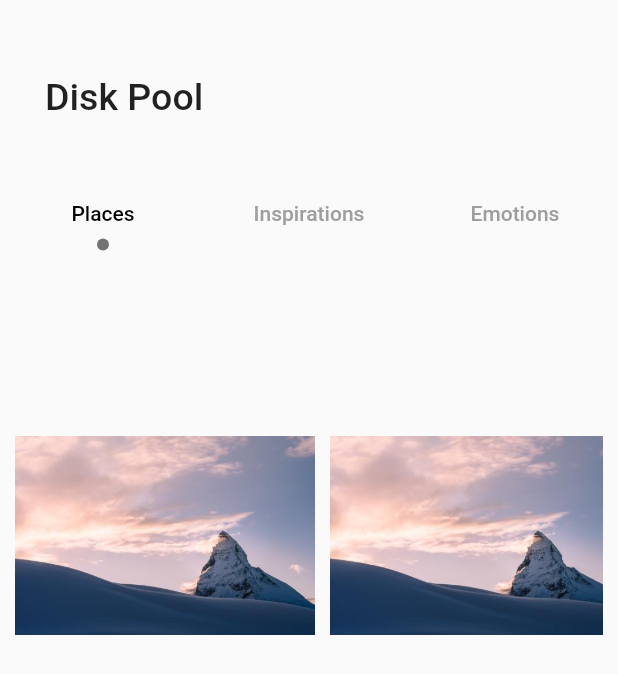
After one commit to Wahed08/CustomUI, a Flutter app: the DiskPoolScreen screen opened directly, on a phone screen of 412 x 824 dp. The commit adds this screen. Shown: the top 674 px of the screen. Run offline on Flutter 3.47's test engine with Material 2 defaults, Android fonts, the phone set to English and light mode, and no system bars; our stand-ins replace carousel_slider, connectivity, firebase_auth, firebase_core, font_awesome_flutter, google_sign_in; missing offline and left inert: flutter_facebook_login; accounts and stored records are empty.

Commit message:
bottom sheet disc

```diff
--- /dev/null
+++ b/testBottomSheet/lib/task/DiskPool.dart
@@ -0,0 +1,149 @@
+import 'package:flutter/material.dart';
+
+class DiskPoolScreen extends StatefulWidget {
+  const DiskPoolScreen({Key? key}) : super(key: key);
+
+  @override
+  _DiskPoolScreenState createState() => _DiskPoolScreenState();
+}
+
+class _DiskPoolScreenState extends State<DiskPoolScreen> with SingleTickerProviderStateMixin{
+
+  List images = [
+      "image.jpg",
+      "image.jpg",
+      "image.jpg"
+  ];
+
+  @override
+  Widget build(BuildContext context) {
+    TabController _tabcontroller = TabController(length: 3, vsync: this);
+    return Scaffold(
+      body: Container(
+        child: Column(
+          children: [
+            Padding(
+              padding: const EdgeInsets.only(left: 30,top: 50),
+              child: Align(
+                alignment: Alignment.centerLeft,
+                child: Container(
+                  child:Text("Disk Pool", style: TextStyle(fontSize: 25, fontWeight: FontWeight.w500),),
+                ),
+              ),
+            ),
+            SizedBox(height: 40,),
+            Container(
+              margin: EdgeInsets.only(bottom: 10),
+                child: Align(
+                  alignment: Alignment.centerLeft,
+                  child: TabBar(
+                    labelColor: Colors.black,
+                    // isScrollable: true,
+                    labelPadding:EdgeInsets.only(left: 20, right: 20),
+                    unselectedLabelColor: Colors.grey,
+                    indicator: CircleIndicator(color: Colors.black54, radius: 4),
+                    controller: _tabcontroller,
+                              tabs: [
+                  Tab(text: "Places",),
+                  Tab(text: "Inspirations",),
+                  Tab(text: "Emotions",)
+                              ],
+                            ),
+                )),
+            Container(
+              margin: EdgeInsets.only(left: 10, right: 10),
+              width: double.maxFinite,
+              height: 350,
+              child: TabBarView(
+                controller: _tabcontroller,
+                children: [
+                ListView.builder(
+                  scrollDirection: Axis.horizontal,
+                  itemCount: 3,
+                  itemBuilder: (_, index){
+                  return Container(
+                    height: 300,
+                    width: 200,
+                    margin: EdgeInsets.only(right: 10, top: 10),
+                    decoration: BoxDecoration(
+                      // borderRadius: BorderRadius.circular(20),
+                      image: DecorationImage(
+                        image: AssetImage(
+                          "asset/"+images[index]
+                        )
+                      )
+                    ),
+                  );
+                }),
+                    ListView.builder(
+                  itemCount: 3,
+                  itemBuilder: (_, index){
+                  return Container(
+                    height: 300,
+                    width: 200,
+                    decoration: BoxDecoration(
+                      // borderRadius: BorderRadius.circular(20),
+                      image: DecorationImage(
+                        image: AssetImage(
+                          "asset/"+images[index]
+                        )
+                      )
+                    ),
+                  );
+                }),
+                    ListView.builder(
+                  itemCount: 3,
+                  itemBuilder: (_, index){
+                  return Container(
+                    height: 300,
+                    width: 200,
+                    decoration: BoxDecoration(
+                      borderRadius: BorderRadius.circular(20),
+                      image: DecorationImage(
+                        image: AssetImage(
+                          "asset/"+images[index]
+                        )
+                      )
+                    ),
+                  );
+                }),
+
+              ]),
+            )
+          ],
+        ),
+      ),
+    );
+  }
+}
+
+// ignore: must_be_immutable
+class CircleIndicator extends Decoration{
+  final Color color;
+  double radius;
+
+  CircleIndicator({required this.color, required this.radius});
+
+  @override
+  BoxPainter createBoxPainter([VoidCallback? onChanged]) {
+    return _CirclePainter(color:color, radius: radius);
+  }
+}
+
+class _CirclePainter extends BoxPainter{
+  final double radius;
+  late Color color;
+
+  _CirclePainter({required this.radius, required this.color});
+
+  @override
+  void paint(Canvas canvas, Offset offset, ImageConfiguration cfg){
+    late Paint _paint;
+
+    _paint = Paint()..color = color;
+    _paint = _paint..isAntiAlias = true;
+
+    final Offset circleOffset = offset + Offset(cfg.size!.width / 2, cfg.size!.height - radius);
+    canvas.drawCircle(circleOffset, radius, _paint);
+  }
+}
--- a/testBottomSheet/lib/task/GoogleProfileUI.dart
+++ b/testBottomSheet/lib/task/GoogleProfileUI.dart
@@ -1,7 +1,7 @@
 import 'dart:ui';
-
 import 'package:firebase_auth/firebase_auth.dart';
 import 'package:flutter/material.dart';
+import './DiskPool.dart';
 
 class ProfileUI extends StatelessWidget {
   @override
@@ -50,7 +50,9 @@ class ProfileUI extends StatelessWidget {
                     children: [
                       ElevatedButton(
                        style: ElevatedButton.styleFrom(side: BorderSide(width: 5.0, color: Colors.red,),primary: Colors.deepPurple[800]),
-                        onPressed: () {},
+                        onPressed: () {
+                          showModalBottomSheet(isScrollControlled: true,context: context, builder: (context) => buildSheet(context));
+                        },
                         child: Container(
                           height: 120,
                           width: 110,
@@ -196,4 +198,5 @@ class ProfileUI extends StatelessWidget {
       ),
     );
   }
+  Widget buildSheet(BuildContext context) => Container(child: DiskPoolScreen(), height:  MediaQuery.of(context).size.height * 0.9,);
 }
```
Also changed, not shown: 1 other file.
